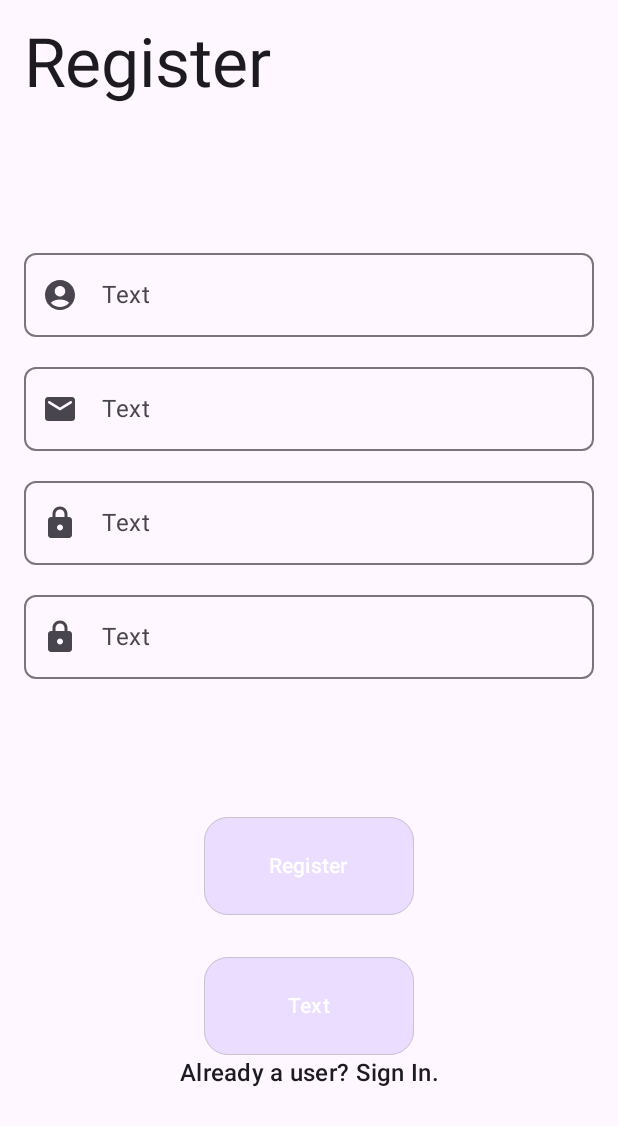
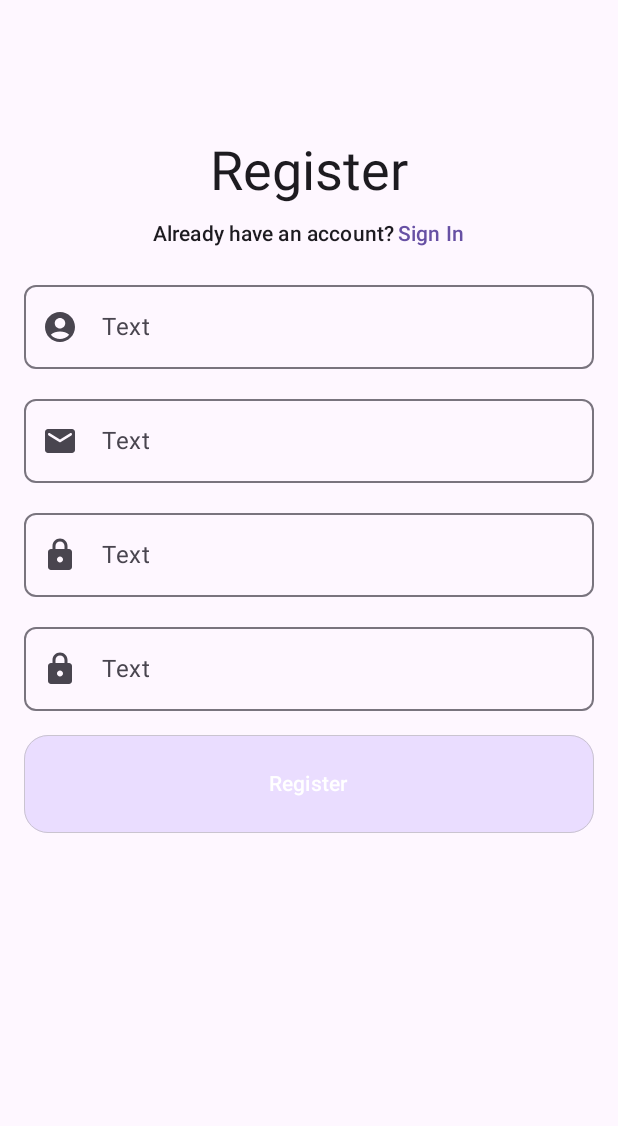
Before and after one commit to Add-787/Sqwads, an Android app built with Jetpack Compose: the RegisterRoute screen opened through its navigation route, on a phone screen of 412 x 824 dp. Shown: the top 1126 px of the screen. Run offline under Robolectric (Android 15) with nearby library versions, the phone set to English and light mode, and no system bars; our stand-ins replace Dagger/Hilt's generated code, Firebase (no records; nobody signed in at launch, a user with empty details on screens opened directly), Timber.

```diff
--- a/app/src/main/java/com/psyluckco/sqwads/SqwadsApp.kt
+++ b/app/src/main/java/com/psyluckco/sqwads/SqwadsApp.kt
@@ -12,6 +12,7 @@ import androidx.compose.foundation.layout.fillMaxSize
 import androidx.compose.foundation.layout.padding
 import androidx.compose.material3.MaterialTheme
 import androidx.compose.material3.Scaffold
+import androidx.compose.material3.SnackbarHost
 import androidx.compose.material3.SnackbarHostState
 import androidx.compose.material3.Surface
 import androidx.compose.runtime.Composable
@@ -42,6 +43,9 @@ fun SqwadsApp(
 
     Surface(color = MaterialTheme.colorScheme.background, modifier = Modifier.fillMaxSize()) {
         Scaffold(
+            snackbarHost = {
+                SnackbarHost(hostState = appState.snackbarHostState)
+            },
             contentWindowInsets = WindowInsets(0,0,0,0)
         ) {
             SqwadsNavHost(
@@ -65,9 +69,7 @@ fun resources() : Resources {
 @Composable
 fun rememberAppState(
     navController: NavHostController = rememberNavController(),
-    snackbarHostState: SnackbarHostState = remember {
-        SnackbarHostState()
-    },
+    snackbarHostState: SnackbarHostState = remember { SnackbarHostState() },
     snackbarManager: SnackbarManager = SnackbarManager,
     resources: Resources = resources(),
     coroutineScope: CoroutineScope = rememberCoroutineScope()
--- a/app/src/main/java/com/psyluckco/sqwads/SqwadsAppState.kt
+++ b/app/src/main/java/com/psyluckco/sqwads/SqwadsAppState.kt
@@ -34,7 +34,7 @@ class SqwadsAppState(
                 snackbarHostState.showSnackbar(
                     text,
                     withDismissAction = true,
-                    duration = snackbarMessage.second ?: SnackbarDuration.Short
+                    duration = snackbarMessage.second ?: SnackbarDuration.Indefinite
                 )
                 snackbarManager.clean()
             }
--- a/core/design/src/main/java/com/psyluckco/sqwads/core/design/Constants.kt
+++ b/core/design/src/main/java/com/psyluckco/sqwads/core/design/Constants.kt
@@ -9,4 +9,5 @@ package com.psyluckco.sqwads.core.design
 
 object Constants {
     const val SIGN_UP = "Sign Up"
+    const val SIGN_IN = "Sign In"
 }
--- a/core/design/src/main/res/values/strings.xml
+++ b/core/design/src/main/res/values/strings.xml
@@ -10,4 +10,5 @@
     <string name="register_header">Register</string>
     <string name="other_auth_options_text">or sign up with</string>
     <string name="login_sub_header_link">Sign Up</string>
+    <string name="register_sub_header">Already have an account?</string>
 </resources>
--- a/feature/login/src/main/java/com/psyluckco/sqwads/feature/login/LoginScreen.kt
+++ b/feature/login/src/main/java/com/psyluckco/sqwads/feature/login/LoginScreen.kt
@@ -75,8 +75,6 @@ internal fun LoginRoute(
         }
     }
 
-    if(uiState.loadingState is LoadingState.Loading) SqwadsProgressLoadingDialog(id = AppText.placeholder)
-
     LoginScreen(
         uiState = uiState,
         onEvent = viewModel::onEvent
@@ -90,6 +88,8 @@ fun LoginScreen(
     onEvent: (LoginEvent) -> Unit,
     modifier: Modifier = Modifier
 ) {
+
+    if(uiState.loadingState is LoadingState.Loading) SqwadsProgressLoadingDialog(id = AppText.placeholder)
 
     AppWrapper(modifier.background(color = MaterialTheme.colorScheme.background)) {
         LoginHeader(
--- a/feature/register/src/main/java/com/psyluckco/register/RegisterScreen.kt
+++ b/feature/register/src/main/java/com/psyluckco/register/RegisterScreen.kt
@@ -9,9 +9,13 @@ package com.psyluckco.register
 import androidx.compose.foundation.clickable
 import androidx.compose.foundation.layout.Arrangement
 import androidx.compose.foundation.layout.Column
+import androidx.compose.foundation.layout.Row
 import androidx.compose.foundation.layout.Spacer
+import androidx.compose.foundation.layout.fillMaxSize
 import androidx.compose.foundation.layout.fillMaxWidth
 import androidx.compose.foundation.layout.height
+import androidx.compose.foundation.layout.padding
+import androidx.compose.foundation.layout.width
 import androidx.compose.foundation.text.KeyboardOptions
 import androidx.compose.material.icons.Icons
 import androidx.compose.material.icons.rounded.AccountCircle
@@ -35,7 +39,9 @@ import androidx.compose.ui.tooling.preview.Preview
 import androidx.compose.ui.unit.dp
 import androidx.hilt.navigation.compose.hiltViewModel
 import androidx.lifecycle.compose.collectAsStateWithLifecycle
+import com.psyluckco.sqwads.core.design.Constants
 import com.psyluckco.sqwads.core.design.component.AppWrapper
+import com.psyluckco.sqwads.core.design.component.DefaultClickableLink
 import com.psyluckco.sqwads.core.design.component.DefaultPasswordField
 import com.psyluckco.sqwads.core.design.component.DefaultTextButton
 import com.psyluckco.sqwads.core.design.component.DefaultTextField
@@ -104,8 +110,9 @@ fun RegisterScreen(
     val context = LocalContext.current
 
     AppWrapper(modifier = modifier) {
-        RegisterHeader()
-        Spacer(modifier = Modifier.height(60.dp))
+        RegisterHeader(
+            onEvent = onEvent
+        )
         TextFieldSection(
             uiState = uiState,
             onEvent = onEvent,
@@ -114,19 +121,59 @@ fun RegisterScreen(
             passwordFocusRequester = passwordFocusRequester,
             confirmPasswordFocusRequester = confirmPasswordFocusRequester
         )
-        Spacer(modifier = Modifier.height(60.dp))
-        RegisterButtonSection(onEvent = onEvent)
+
+        Column(
+            modifier = Modifier.fillMaxSize(),
+            verticalArrangement = Arrangement.Bottom
+        ) {
+            DefaultTextButton(text = AppText.register_button, modifier = Modifier.fillMaxWidth()) {
+                onEvent(RegisterEvent.OnRegisterClicked)
+            }
+        }
+
     }
 
 }
 
 @Composable
-fun RegisterHeader(modifier: Modifier = Modifier) {
-    HeaderWrapper(modifier = modifier) {
-        Text(
-            text = stringResource(id = AppText.register_header),
-            style = MaterialTheme.typography.displayMedium
-        )
+fun RegisterHeader(
+    onEvent: (RegisterEvent) -> Unit,
+    modifier: Modifier = Modifier
+) {
+    HeaderWrapper(modifier = modifier
+        .fillMaxWidth()
+    ) {
+
+        Column(
+            horizontalAlignment = Alignment.CenterHorizontally,
+            verticalArrangement = Arrangement.Bottom,
+            modifier = modifier
+                .fillMaxWidth()
+                .height(150.dp)
+        ) {
+            Text(
+                text = stringResource(AppText.register_header),
+                style = MaterialTheme.typography.displaySmall,
+                color = MaterialTheme.colorScheme.onBackground
+            )
+            Spacer(modifier = Modifier.height(9.dp))
+            Row {
+                Text(
+                    text = stringResource(id = AppText.register_sub_header),
+                    style = MaterialTheme.typography.titleSmall,
+                    color = MaterialTheme.colorScheme.onBackground,
+                )
+                Spacer(modifier = Modifier.width(2.dp))
+                DefaultClickableLink(
+                    label = Constants.SIGN_IN,
+                    style = MaterialTheme.typography.titleSmall
+                ) {
+                    onEvent(RegisterEvent.OnAlreadyHaveAccountClick)
+                }
+            }
+
+        }
+
     }
 }
 
@@ -185,17 +232,9 @@ fun RegisterButtonSection(
     modifier: Modifier = Modifier
 ) {
     Column(modifier = modifier.fillMaxWidth(), horizontalAlignment = Alignment.CenterHorizontally) {
-        DefaultTextButton(text = AppText.register_button) {
+        DefaultTextButton(text = AppText.register_button, modifier = Modifier.fillMaxWidth()) {
             onEvent(RegisterEvent.OnRegisterClicked)
         }
-        Spacer(modifier = Modifier.height(28.dp))
-        DefaultTextButton(text = AppText.placeholder) {
-            onEvent(RegisterEvent.OnAlreadyHaveAccountClick)
-        }
-        HyperlinkText(
-            fullText = "Already a user? Sign In.",
-            hyperLinks = persistentMapOf()
-        )
     }
 }
 
```
Also changed, not shown: core/design/src/main/java/com/psyluckco/sqwads/core/design/component/SnackBarHost.kt (added, +70 -0 lines).
